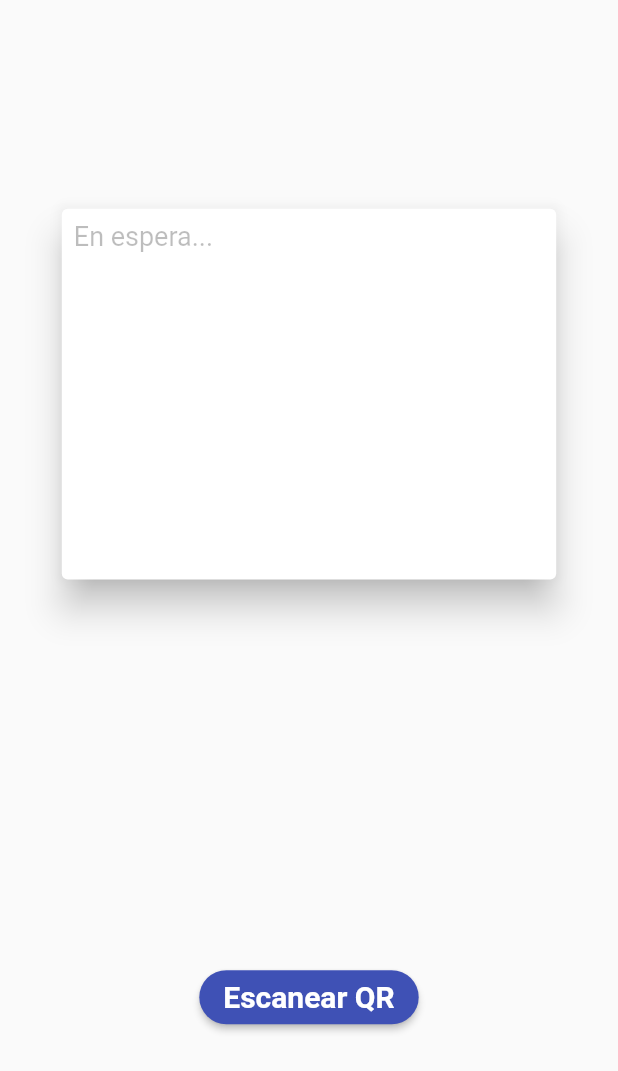
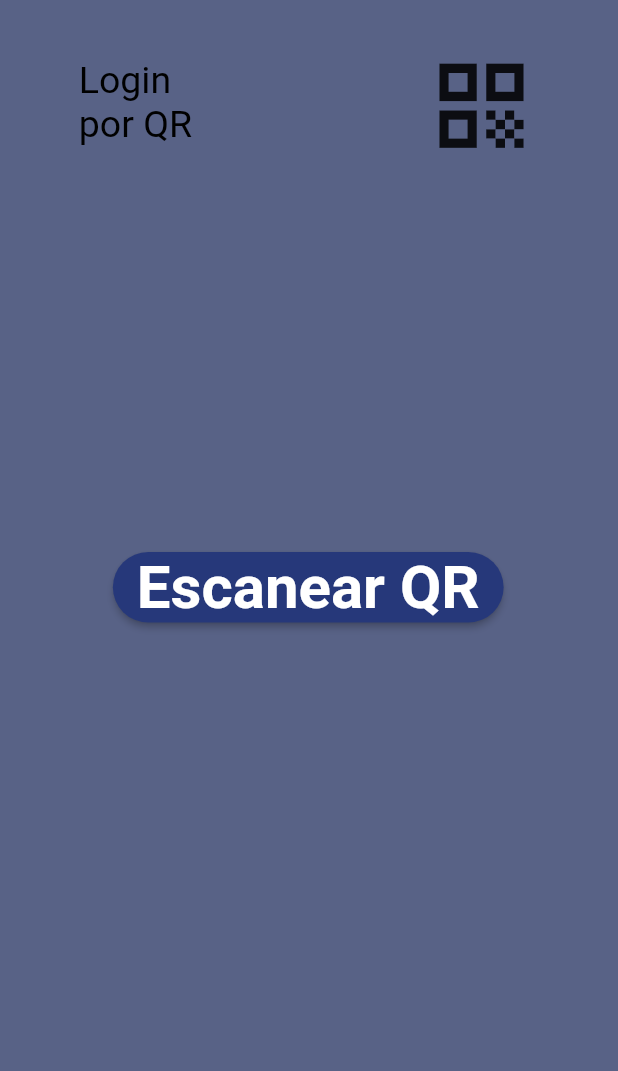
Before and after one commit to GaraaxD/loginHackhaton, a Flutter app: the screen it shows after launch, after a tap on "Ejemplo", on a phone screen of 412 x 824 dp. Shown: the top 1071 px of the screen. Run offline on Flutter 3.47's test engine with Material 2 defaults, Android fonts, the light colour scheme and no system bars; our stand-ins replace flutter_spinkit; missing offline and left inert: flutter_qr_bar_scanner.

Commit message:
Feature: se hace los cambios al qr login

```diff
--- a/lib/Logins/loginQR.dart
+++ b/lib/Logins/loginQR.dart
@@ -14,16 +14,77 @@ class _LoginQRState extends State<LoginQR> {
   @override
   Widget build(BuildContext context) {
     return Scaffold(
-        body: Stack(
+        backgroundColor: Color(0xff586286),
+        body: Container(
+          padding: const EdgeInsets.only(
+            left: 37,
+            right: 38,
+            top: 33,
+            bottom: 200,
+          ),
+          child: Column(
+            mainAxisSize: MainAxisSize.min,
+            mainAxisAlignment: MainAxisAlignment.center,
+            crossAxisAlignment: CrossAxisAlignment.start,
             children: [
-            Container(
-                width: double.infinity,
-                height: double.infinity,
-                padding: EdgeInsets.all(10),
-                child: Column(
-                  mainAxisAlignment: MainAxisAlignment.spaceAround,
+              Row(
+                mainAxisAlignment: MainAxisAlignment.spaceEvenly,
                 children: [
-                    Card(
+                  SizedBox(
+                    width: 100,
+                    height: 63,
+                    child: Text(
+                      "Login \npor QR\n",
+                      style: TextStyle(
+                        color: Colors.black,
+                        fontSize: 25,
+                      ),
+                    ),
+                  ),
+                  SizedBox(width: 100),
+                  SizedBox(
+                    child: Icon(
+                      Icons.qr_code_outlined,
+                      size: 75,
+                    ),
+                  ),
+                ],
+              ),
+              SizedBox(height: 233),
+              Center(
+                child: Container(
+                  width: 319,
+                  height: 101,
+                  child: Row(
+                    mainAxisSize: MainAxisSize.min,
+                    mainAxisAlignment: MainAxisAlignment.center,
+                    crossAxisAlignment: CrossAxisAlignment.center,
+                    children: [
+                      ElevatedButton(
+                        style: ElevatedButton.styleFrom(
+                          backgroundColor: Color(0xff26387a),
+                          shape: RoundedRectangleBorder(
+                              borderRadius:
+                                  BorderRadius.all(Radius.circular(50))),
+                        ),
+                        onPressed: () => _navegarAlEscanner(context),
+                        child: Text(
+                          'Escanear QR',
+                          style: TextStyle(
+                            fontSize: 40,
+                            fontWeight: FontWeight.bold,
+                          ),
+                        ),
+                      ),
+                    ],
+                  ),
+                ),
+              )
+            ],
+          ),
+        )
+
+        /*Card(
                   elevation: 10.0,
                   child: Container(
                     padding: EdgeInsets.all(8),
@@ -34,32 +95,12 @@ class _LoginQRState extends State<LoginQR> {
                         codigoQR,
                         style: TextStyle(
                             fontSize: 18,
-                                color: (!estadoQR)
-                                    ? Colors.black26
-                                    : Colors.black),
+                            color: (!estadoQR) ? Colors.black26 : Colors.black),
                       ),
                     ),
                   ),
-                    ),
-                    ElevatedButton(
-                      style: ElevatedButton.styleFrom(
-                        backgroundColor: Colors.indigo,
-                        shape: RoundedRectangleBorder(
-                            borderRadius: BorderRadius.all(Radius.circular(20))),
-                      ),
-                      onPressed: () => _navegarAlEscanner(context),
-                      child: Text(
-                        'Escanear QR',
-                        style: TextStyle(
-                            fontSize: 20,
-                            fontWeight: FontWeight.bold,
-                        ),
-                      ),
-                    ),
-                  ],
-                )),
-          ],
-        ));
+                ),*/
+        );
   }
 
   _navegarAlEscanner(BuildContext context) async {
--- a/lib/qr/mainQR.dart
+++ b/lib/qr/mainQR.dart
@@ -14,7 +14,9 @@ class _QrBarcodeState extends State<mainQR> {
   @override
   Widget build(BuildContext context) {
     return new Scaffold(
+      backgroundColor: Color(0xff586286),
       appBar: AppBar(
+        backgroundColor: Color(0xff586286),
         leading: IconButton(
           icon: Icon(Icons.close),
           onPressed: () => Navigator.of(context).pop(),
@@ -53,6 +55,7 @@ class _QrBarcodeState extends State<mainQR> {
 
   Widget _escanner(BuildContext context) {
     return Card(
+        color: Color(0xff586286),
         elevation: 2.0,
         shape: RoundedRectangleBorder(
           borderRadius: BorderRadius.circular(8.0),
@@ -86,15 +89,18 @@ class _QrBarcodeState extends State<mainQR> {
             Container(
                 width: double.infinity,
                 decoration: BoxDecoration(
-                  color: Colors.indigo,
+                  borderRadius: BorderRadius.circular(50),
+                  color: Color(0xff26387a),
                 ),
                 padding: const EdgeInsets.all(10.0),
                 margin: const EdgeInsets.only(bottom: 8),
                 child: Center(
                   child: Text(
-                    'Ubique el codigo QR',
+                    'Ubique el código QR en la cámara',
                     style: TextStyle(
-                        fontWeight: FontWeight.bold),
+                        fontWeight: FontWeight.bold,
+                        color: Colors.white,
+                        fontSize: 20),
                   ),
                 ))
           ],
```
Lines whose indentation alone changed are shown as unchanged.
